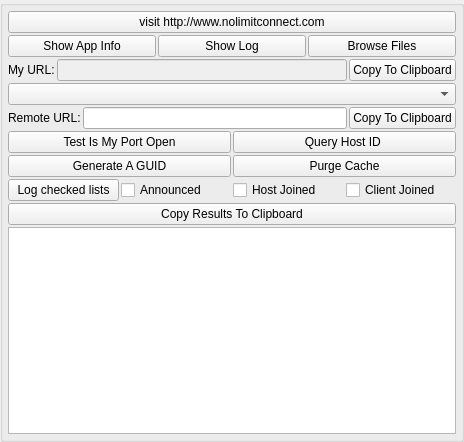
Old version of the form AppsSrc/CommonSrc/Forms/AppletTestAndDebug.ui in the repository brettrjones-github/nolimitconnect.
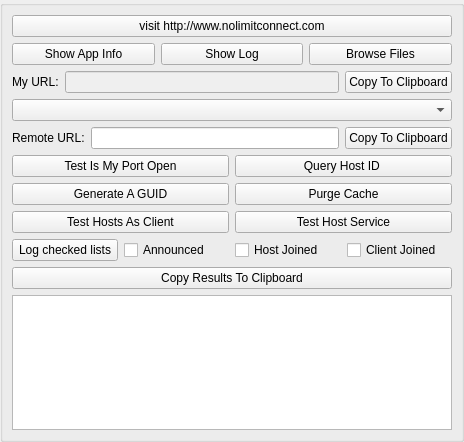
New version of the form.

Commit message: Adding Host test/debug for client and hosted service

The edit to the form file:
```diff
--- a/AppsSrc/CommonSrc/Forms/AppletTestAndDebug.ui
+++ b/AppsSrc/CommonSrc/Forms/AppletTestAndDebug.ui
@@ -65,21 +65,6 @@
       <string/>
      </property>
      <layout class="QVBoxLayout" name="verticalLayout_2">
-      <property name="spacing">
-       <number>2</number>
-      </property>
-      <property name="leftMargin">
-       <number>5</number>
-      </property>
-      <property name="topMargin">
-       <number>5</number>
-      </property>
-      <property name="rightMargin">
-       <number>5</number>
-      </property>
-      <property name="bottomMargin">
-       <number>5</number>
-      </property>
       <item>
        <widget class="QPushButton" name="gotoWebsiteButton">
         <property name="sizePolicy">
@@ -203,6 +188,24 @@
         </item>
        </layout>
       </item>
+      <item>
+       <layout class="QHBoxLayout" name="horizontalLayout_7">
+        <item>
+         <widget class="QPushButton" name="m_HostClientTestButton">
+          <property name="text">
+           <string>Test Hosts As Client</string>
+          </property>
+         </widget>
+        </item>
+        <item>
+         <widget class="QPushButton" name="m_HostServiceTestButton">
+          <property name="text">
+           <string>Test Host Service</string>
+          </property>
+         </widget>
+        </item>
+       </layout>
+      </item>
       <item>
        <layout class="QHBoxLayout" name="horizontalLayout_6">
         <item>
```
The commit also changes 22 other files.
